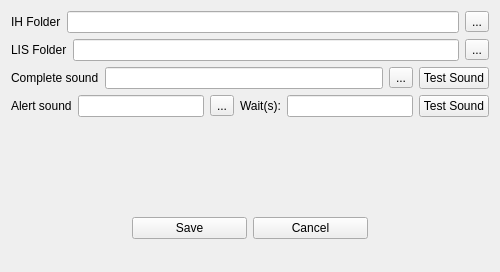
The window that settings.ui (cwchou2016/IH-Alert) describes before a commit, drawn with Qt 5.
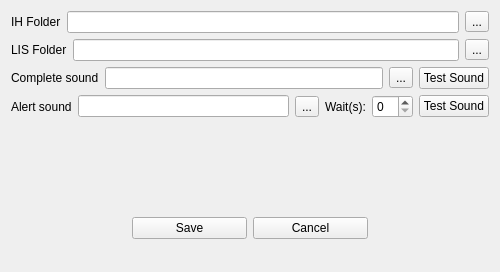
The same window after the commit.

Commit message: change lineWait to spinWait

Patch:
```diff
--- a/settings.ui
+++ b/settings.ui
@@ -119,7 +119,7 @@
         </widget>
        </item>
        <item>
-        <widget class="QLineEdit" name="lineWait"/>
+        <widget class="QSpinBox" name="spinWait"/>
        </item>
        <item>
         <widget class="QPushButton" name="pushTestAlertSound">
```
